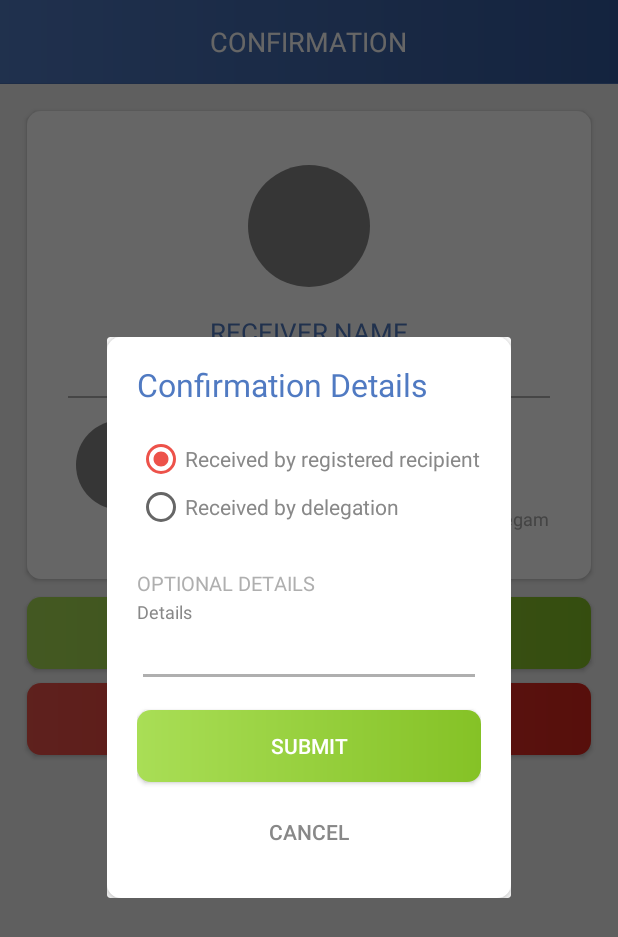
After one commit to hainayanda/shipping-manager, an Android app: the fragment ConfirmDialogFragment placed in its activity, on a phone screen of 412 x 824 dp. The commit adds this screen. Shown: the top 937 px of the screen. Run offline under Robolectric (Android 15) with nearby library versions, the phone set to English and light mode, and no system bars.

Commit message:
add dialog confirmation <nayanda.haberty>

```diff
--- a/app/src/main/java/aditya/nayanda/shippingmanager/activities/ConfirmationActivity.java
+++ b/app/src/main/java/aditya/nayanda/shippingmanager/activities/ConfirmationActivity.java
@@ -6,6 +6,7 @@ import android.support.v7.app.AppCompatActivity;
 
 import aditya.nayanda.shippingmanager.R;
 import aditya.nayanda.shippingmanager.activities.helper.ActivityHelper;
+import aditya.nayanda.shippingmanager.fragments.dialog.ConfirmDialogFragment;
 import aditya.nayanda.shippingmanager.fragments.dialog.RejectDialogFragment;
 
 public class ConfirmationActivity extends AppCompatActivity {
@@ -21,5 +22,10 @@ public class ConfirmationActivity extends AppCompatActivity {
             RejectDialogFragment dialogFragment = RejectDialogFragment.newInstance(0.9f);
             dialogFragment.show(fragmentManager, "reject_dialog");
         });
+        findViewById(R.id.button_confirm).setOnClickListener(view -> {
+            FragmentManager fragmentManager = getSupportFragmentManager();
+            ConfirmDialogFragment dialogFragment = ConfirmDialogFragment.newInstance(0.9f);
+            dialogFragment.show(fragmentManager, "confirm_dialog");
+        });
     }
 }
--- /dev/null
+++ b/app/src/main/java/aditya/nayanda/shippingmanager/fragments/dialog/ConfirmDialogFragment.java
@@ -0,0 +1,49 @@
+package aditya.nayanda.shippingmanager.fragments.dialog;
+
+import android.os.Bundle;
+import android.support.annotation.NonNull;
+import android.support.annotation.Nullable;
+import android.support.v4.app.DialogFragment;
+import android.util.Log;
+import android.view.LayoutInflater;
+import android.view.View;
+import android.view.ViewGroup;
+
+import aditya.nayanda.shippingmanager.R;
+import aditya.nayanda.shippingmanager.fragments.dialog.helper.DialogHelper;
+
+/**
+ * Created by nayanda on 24/03/18.
+ */
+
+public class ConfirmDialogFragment extends DialogFragment {
+
+    public static ConfirmDialogFragment newInstance(float widthPercent) {
+        Bundle args = new Bundle();
+        args.putFloat("width", widthPercent);
+        ConfirmDialogFragment fragment = new ConfirmDialogFragment();
+        fragment.setArguments(args);
+        return fragment;
+    }
+
+    @Nullable
+    @Override
+    public View onCreateView(@NonNull LayoutInflater inflater, @Nullable ViewGroup container, @Nullable Bundle savedInstanceState) {
+        View view = inflater.inflate(R.layout.dialog_confirm, container);
+        view.findViewById(R.id.button_submit_confirm).setOnClickListener(button -> this.dismiss());
+        view.findViewById(R.id.button_cancel_confirm).setOnClickListener(button -> this.dismiss());
+        return view;
+    }
+
+    @Override
+    public void onStart() {
+        super.onStart();
+        try {
+            float width = getArguments().getFloat("width");
+            DialogHelper.setDialogWidthPercentage(width, getDialog(), getActivity());
+        } catch (NullPointerException | IllegalArgumentException e) {
+            Log.e("ERROR", e.toString());
+        }
+    }
+
+}
--- /dev/null
+++ b/app/src/main/res/layout/dialog_confirm.xml
@@ -0,0 +1,90 @@
+<?xml version="1.0" encoding="utf-8"?>
+<FrameLayout xmlns:android="http://schemas.android.com/apk/res/android"
+    xmlns:tools="http://schemas.android.com/tools"
+    android:layout_width="match_parent"
+    android:layout_height="wrap_content"
+    android:background="@android:color/transparent">
+
+    <LinearLayout
+        android:layout_width="match_parent"
+        android:layout_height="wrap_content"
+        android:background="@drawable/bg_card"
+        android:elevation="4dp"
+        android:orientation="vertical"
+        android:padding="20dp">
+
+        <TextView
+            android:layout_width="match_parent"
+            android:layout_height="wrap_content"
+            android:layout_marginBottom="20dp"
+            android:includeFontPadding="false"
+            android:text="@string/title_confirmation_details"
+            android:textColor="@color/colorPrimary"
+            android:textSize="21sp"
+            tools:fontFamily="sans-serif" />
+
+        <RadioGroup
+            android:layout_width="match_parent"
+            android:layout_height="wrap_content"
+            android:layout_marginBottom="27dp">
+
+            <RadioButton
+                android:layout_width="wrap_content"
+                android:layout_height="wrap_content"
+                android:checked="true"
+                android:text="@string/radio_hint_registered"
+                android:textColor="@color/grey" />
+
+            <RadioButton
+                android:layout_width="wrap_content"
+                android:layout_height="wrap_content"
+                android:text="@string/radio_hint_delegation"
+                android:textColor="@color/grey" />
+        </RadioGroup>
+
+        <TextView
+            android:layout_width="match_parent"
+            android:layout_height="wrap_content"
+            android:layout_marginBottom="4dp"
+            android:includeFontPadding="false"
+            android:text="@string/title_secondary_details"
+            android:textColor="@color/brokenGrey"
+            android:textSize="13sp"
+            tools:fontFamily="sans-serif" />
+
+        <TextView
+            android:layout_width="match_parent"
+            android:layout_height="wrap_content"
+            android:includeFontPadding="false"
+            android:text="@string/hint_details"
+            android:textColor="@color/grey"
+            android:textSize="12sp"
+            tools:fontFamily="sans-serif" />
+
+        <EditText
+            android:layout_width="match_parent"
+            android:layout_height="wrap_content"
+            android:backgroundTint="@color/brokenGrey"
+            android:maxLines="9"
+            android:scrollbars="none"
+            android:textSize="16sp" />
+
+        <Button
+            android:id="@+id/button_submit_confirm"
+            android:layout_width="match_parent"
+            android:layout_height="wrap_content"
+            android:layout_marginTop="15dp"
+            android:background="@drawable/bg_button"
+            android:text="@string/button_submit"
+            android:textColor="@color/white" />
+
+        <Button
+            android:id="@+id/button_cancel_confirm"
+            android:layout_width="match_parent"
+            android:layout_height="wrap_content"
+            android:layout_marginTop="9dp"
+            android:background="@android:color/transparent"
+            android:text="@string/button_cancel"
+            android:textColor="@color/grey" />
+    </LinearLayout>
+</FrameLayout>
--- a/app/src/main/res/values/strings.xml
+++ b/app/src/main/res/values/strings.xml
@@ -43,4 +43,7 @@
     <string name="button_submit">SUBMIT</string>
     <string name="button_cancel">CANCEL</string>
     <string name="title_activity_confirmation">CONFIRMATION</string>
+    <string name="title_confirmation_details">Confirmation Details</string>
+    <string name="radio_hint_registered">Received by registered recipient</string>
+    <string name="radio_hint_delegation">Received by delegation</string>
 </resources>
```
